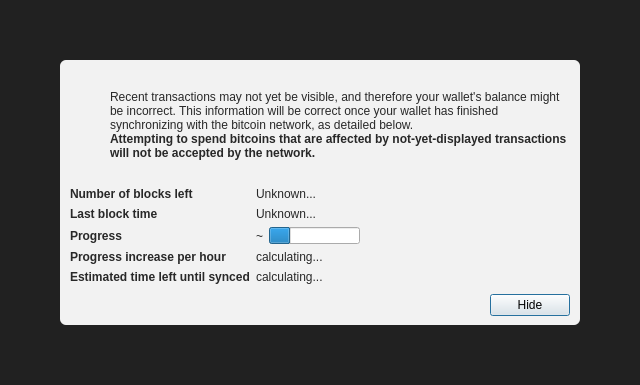
Above: src/qt/forms/modaloverlay.ui from CryptoDev777/litecoin-pos before the change. Below: the same form after it.
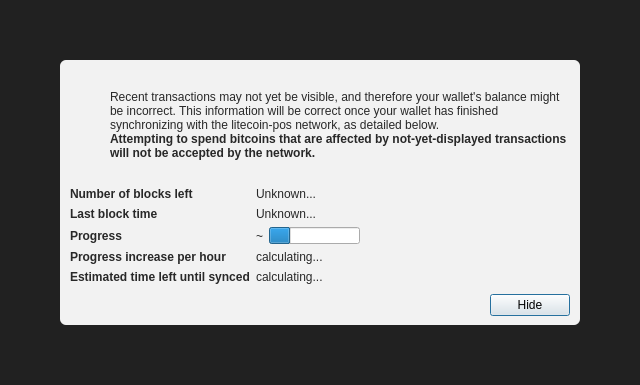
That is the form after the change. Icons and pictures are not drawn.

```diff
--- a/src/qt/forms/modaloverlay.ui
+++ b/src/qt/forms/modaloverlay.ui
@@ -130,7 +130,7 @@
              <item>
               <widget class="QLabel" name="infoText">
                <property name="text">
-                <string>Recent transactions may not yet be visible, and therefore your wallet's balance might be incorrect. This information will be correct once your wallet has finished synchronizing with the bitcoin network, as detailed below.</string>
+                <string>Recent transactions may not yet be visible, and therefore your wallet's balance might be incorrect. This information will be correct once your wallet has finished synchronizing with the litecoin-pos network, as detailed below.</string>
                </property>
                <property name="textFormat">
                 <enum>Qt::RichText</enum>
```
